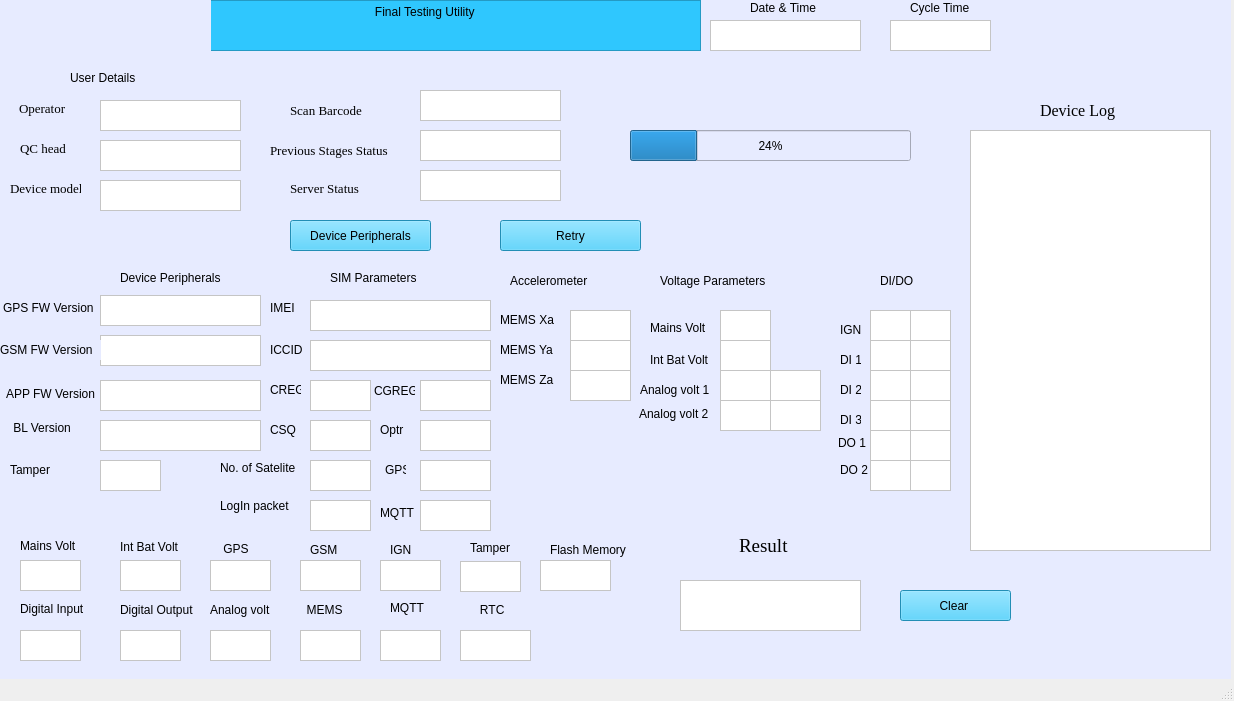
Before: the Qt Designer form FinalTesting.ui in accolade-Git/SAM_Final_EOL, drawn with Qt 5.
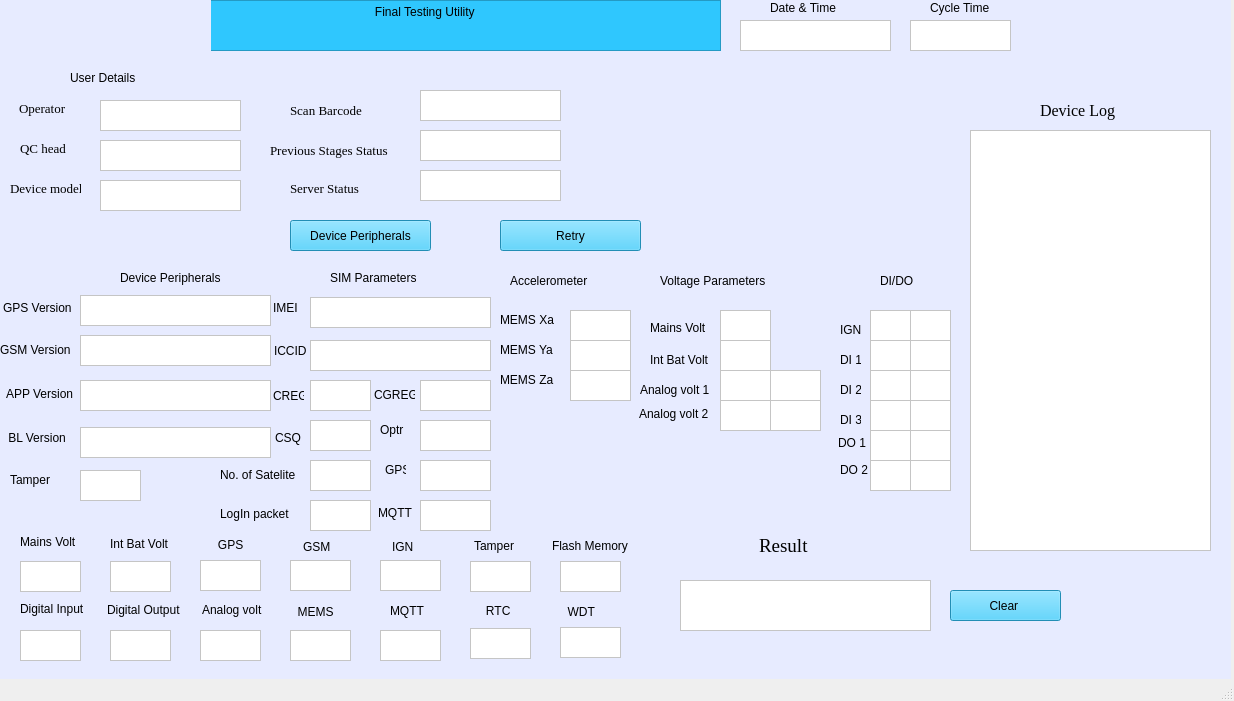
After: the same form once the commit is applied. The open tabs and pages were chosen to show the change. Icons and pictures are not drawn.

What changed in the file:
```diff
--- a/FinalTesting.ui
+++ b/FinalTesting.ui
@@ -169,8 +169,8 @@
      <widget class="QLabel" name="label_62">
       <property name="geometry">
        <rect>
-        <x>740</x>
-        <y>600</y>
+        <x>746</x>
+        <y>601</y>
         <width>41</width>
         <height>20</height>
        </rect>
@@ -185,8 +185,8 @@
      <widget class="QLabel" name="label_63">
       <property name="geometry">
        <rect>
-        <x>570</x>
-        <y>600</y>
+        <x>561</x>
+        <y>602</y>
         <width>71</width>
         <height>20</height>
        </rect>
@@ -202,7 +202,7 @@
       <property name="geometry">
        <rect>
         <x>290</x>
-        <y>560</y>
+        <y>561</y>
         <width>61</width>
         <height>31</height>
        </rect>
@@ -231,8 +231,8 @@
      <widget class="QPlainTextEdit" name="plainTextEdit_23">
       <property name="geometry">
        <rect>
-        <x>390</x>
-        <y>560</y>
+        <x>380</x>
+        <y>561</y>
         <width>61</width>
         <height>31</height>
        </rect>
@@ -315,9 +315,9 @@
      <widget class="QPlainTextEdit" name="plainTextEdit_6">
       <property name="geometry">
        <rect>
-        <x>370</x>
+        <x>350</x>
         <y>335</y>
-        <width>161</width>
+        <width>191</width>
         <height>31</height>
        </rect>
       </property>
@@ -328,8 +328,8 @@
      <widget class="QLabel" name="label_18">
       <property name="geometry">
        <rect>
-        <x>540</x>
-        <y>340</y>
+        <x>544</x>
+        <y>341</y>
         <width>41</width>
         <height>20</height>
        </rect>
@@ -345,7 +345,7 @@
      <widget class="QPlainTextEdit" name="operator_Input_2">
       <property name="geometry">
        <rect>
-        <x>980</x>
+        <x>1010</x>
         <y>20</y>
         <width>151</width>
         <height>31</height>
@@ -375,8 +375,8 @@
      <widget class="QLabel" name="label_16">
       <property name="geometry">
        <rect>
-        <x>280</x>
-        <y>420</y>
+        <x>275</x>
+        <y>430</y>
         <width>61</width>
         <height>16</height>
        </rect>
@@ -435,7 +435,7 @@
      <widget class="QLabel" name="label_64">
       <property name="geometry">
        <rect>
-        <x>390</x>
+        <x>377</x>
         <y>600</y>
         <width>91</width>
         <height>20</height>
@@ -537,7 +537,7 @@
        <rect>
         <x>270</x>
         <y>340</y>
-        <width>101</width>
+        <width>71</width>
         <height>20</height>
        </rect>
       </property>
@@ -546,7 +546,7 @@
 </string>
       </property>
       <property name="text">
-       <string>GSM FW Version</string>
+       <string>GSM Version</string>
       </property>
      </widget>
      <widget class="QPlainTextEdit" name="plainTextEdit_3">
@@ -554,7 +554,7 @@
        <rect>
         <x>470</x>
         <y>0</y>
-        <width>501</width>
+        <width>521</width>
         <height>51</height>
        </rect>
       </property>
@@ -569,9 +569,9 @@
      <widget class="QPlainTextEdit" name="plainTextEdit_9">
       <property name="geometry">
        <rect>
-        <x>370</x>
-        <y>420</y>
-        <width>161</width>
+        <x>350</x>
+        <y>427</y>
+        <width>191</width>
         <height>31</height>
        </rect>
       </property>
@@ -596,7 +596,7 @@
      <widget class="QPlainTextEdit" name="operator_Input_3">
       <property name="geometry">
        <rect>
-        <x>1160</x>
+        <x>1180</x>
         <y>20</y>
         <width>101</width>
         <height>31</height>
@@ -610,7 +610,7 @@
      <widget class="QPlainTextEdit" name="plainTextEdit_28">
       <property name="geometry">
        <rect>
-        <x>480</x>
+        <x>470</x>
         <y>560</y>
         <width>61</width>
         <height>31</height>
@@ -624,7 +624,7 @@
      <widget class="QPushButton" name="pushButton_2">
       <property name="geometry">
        <rect>
-        <x>1170</x>
+        <x>1220</x>
         <y>590</y>
         <width>111</width>
         <height>31</height>
@@ -713,8 +713,8 @@
      <widget class="QPlainTextEdit" name="Tamp_L">
       <property name="geometry">
        <rect>
-        <x>370</x>
-        <y>460</y>
+        <x>350</x>
+        <y>470</y>
         <width>61</width>
         <height>31</height>
        </rect>
@@ -728,7 +728,7 @@
       <property name="geometry">
        <rect>
         <x>490</x>
-        <y>490</y>
+        <y>498</y>
         <width>71</width>
         <height>31</height>
        </rect>
@@ -745,7 +745,7 @@
       <property name="geometry">
        <rect>
         <x>280</x>
-        <y>460</y>
+        <y>470</y>
         <width>41</width>
         <height>20</height>
        </rect>
@@ -790,7 +790,7 @@
       <property name="geometry">
        <rect>
         <x>290</x>
-        <y>538</y>
+        <y>534</y>
         <width>71</width>
         <height>16</height>
        </rect>
@@ -805,7 +805,7 @@
      <widget class="QLabel" name="label_72">
       <property name="geometry">
        <rect>
-        <x>990</x>
+        <x>1010</x>
         <y>530</y>
         <width>81</width>
         <height>31</height>
@@ -832,7 +832,7 @@
        <rect>
         <x>273</x>
         <y>300</y>
-        <width>91</width>
+        <width>71</width>
         <height>16</height>
        </rect>
       </property>
@@ -841,13 +841,13 @@
 </string>
       </property>
       <property name="text">
-       <string>GPS FW Version</string>
+       <string>GPS Version</string>
       </property>
      </widget>
      <widget class="QPlainTextEdit" name="plainTextEdit_27">
       <property name="geometry">
        <rect>
-        <x>390</x>
+        <x>380</x>
         <y>630</y>
         <width>61</width>
         <height>31</height>
@@ -875,7 +875,7 @@
      <widget class="QLabel" name="label_36">
       <property name="geometry">
        <rect>
-        <x>650</x>
+        <x>648</x>
         <y>503</y>
         <width>41</width>
         <height>20</height>
@@ -909,7 +909,7 @@
        <rect>
         <x>950</x>
         <y>580</y>
-        <width>181</width>
+        <width>251</width>
         <height>51</height>
        </rect>
       </property>
@@ -938,8 +938,8 @@
      <widget class="QLabel" name="label_74">
       <property name="geometry">
        <rect>
-        <x>480</x>
-        <y>539</y>
+        <x>478</x>
+        <y>535</y>
         <width>51</width>
         <height>20</height>
        </rect>
@@ -948,14 +948,14 @@
        <string notr="true">font: 75 12pt &quot;Times New Roman&quot;;</string>
       </property>
       <property name="text">
-       <string>    GPS</string>
+       <string>   GPS</string>
       </property>
      </widget>
      <widget class="QLabel" name="label_29">
       <property name="geometry">
        <rect>
-        <x>540</x>
-        <y>420</y>
+        <x>545</x>
+        <y>428</y>
         <width>31</width>
         <height>20</height>
        </rect>
@@ -971,9 +971,9 @@
      <widget class="QPlainTextEdit" name="plainTextEdit_5">
       <property name="geometry">
        <rect>
-        <x>370</x>
+        <x>350</x>
         <y>295</y>
-        <width>161</width>
+        <width>191</width>
         <height>31</height>
        </rect>
       </property>
@@ -1025,9 +1025,9 @@
      <widget class="QPlainTextEdit" name="plainTextEdit_13">
       <property name="geometry">
        <rect>
-        <x>730</x>
-        <y>630</y>
-        <width>71</width>
+        <x>740</x>
+        <y>628</y>
+        <width>61</width>
         <height>31</height>
        </rect>
       </property>
@@ -1068,7 +1068,7 @@
       <property name="geometry">
        <rect>
         <x>580</x>
-        <y>300</y>
+        <y>297</y>
         <width>181</width>
         <height>31</height>
        </rect>
@@ -1135,8 +1135,8 @@
      <widget class="QLabel" name="label_65">
       <property name="geometry">
        <rect>
-        <x>390</x>
-        <y>537</y>
+        <x>380</x>
+        <y>534</y>
         <width>71</width>
         <height>20</height>
        </rect>
@@ -1296,7 +1296,7 @@
      <widget class="QLabel" name="label_12">
       <property name="geometry">
        <rect>
-        <x>1180</x>
+        <x>1200</x>
         <y>0</y>
         <width>61</width>
         <height>16</height>
@@ -1330,7 +1330,7 @@
      <widget class="QLabel" name="label_11">
       <property name="geometry">
        <rect>
-        <x>1020</x>
+        <x>1040</x>
         <y>0</y>
         <width>71</width>
         <height>16</height>
@@ -1363,7 +1363,7 @@
        <rect>
         <x>276</x>
         <y>386</y>
-        <width>91</width>
+        <width>71</width>
         <height>16</height>
        </rect>
       </property>
@@ -1372,7 +1372,7 @@
 </string>
       </property>
       <property name="text">
-       <string>APP FW Version</string>
+       <string>APP Version</string>
       </property>
      </widget>
      <widget class="QPlainTextEdit" name="barcode_Input">
@@ -1453,7 +1453,7 @@
      <widget class="QLabel" name="label_17">
       <property name="geometry">
        <rect>
-        <x>540</x>
+        <x>543</x>
         <y>300</y>
         <width>31</width>
         <height>16</height>
@@ -1511,7 +1511,7 @@
       <property name="geometry">
        <rect>
         <x>490</x>
-        <y>460</y>
+        <y>467</y>
         <width>81</width>
         <height>16</height>
        </rect>
@@ -1544,7 +1544,7 @@
      <widget class="QPlainTextEdit" name="plainTextEdit_25">
       <property name="geometry">
        <rect>
-        <x>570</x>
+        <x>560</x>
         <y>630</y>
         <width>61</width>
         <height>31</height>
@@ -1587,8 +1587,8 @@
      <widget class="QLabel" name="label_28">
       <property name="geometry">
        <rect>
-        <x>540</x>
-        <y>380</y>
+        <x>543</x>
+        <y>386</y>
         <width>31</width>
         <height>20</height>
        </rect>
@@ -1618,9 +1618,9 @@
      <widget class="QPlainTextEdit" name="plainTextEdit_8">
       <property name="geometry">
        <rect>
-        <x>370</x>
+        <x>350</x>
         <y>380</y>
-        <width>161</width>
+        <width>191</width>
         <height>31</height>
        </rect>
       </property>
@@ -1660,7 +1660,7 @@
       <property name="geometry">
        <rect>
         <x>644</x>
-        <y>381</y>
+        <y>385</y>
         <width>41</width>
         <height>20</height>
        </rect>
@@ -1753,19 +1753,6 @@
        <string>Scan Barcode</string>
       </property>
      </widget>
-     <widget class="QProgressBar" name="progressBar">
-      <property name="geometry">
-       <rect>
-        <x>900</x>
-        <y>130</y>
-        <width>281</width>
-        <height>31</height>
-       </rect>
-      </property>
-      <property name="value">
-       <number>24</number>
-      </property>
-     </widget>
      <widget class="QLabel" name="label_54">
       <property name="geometry">
        <rect>
@@ -1922,7 +1909,7 @@
      <widget class="QPlainTextEdit" name="plainTextEdit_31">
       <property name="geometry">
        <rect>
-        <x>480</x>
+        <x>470</x>
         <y>630</y>
         <width>61</width>
         <height>31</height>
@@ -1936,7 +1923,7 @@
      <widget class="QPlainTextEdit" name="plainTextEdit_24">
       <property name="geometry">
        <rect>
-        <x>570</x>
+        <x>560</x>
         <y>560</y>
         <width>61</width>
         <height>31</height>
@@ -1950,8 +1937,8 @@
      <widget class="QLabel" name="label_76">
       <property name="geometry">
        <rect>
-        <x>580</x>
-        <y>540</y>
+        <x>573</x>
+        <y>537</y>
         <width>51</width>
         <height>20</height>
        </rect>
@@ -1966,7 +1953,7 @@
      <widget class="QPlainTextEdit" name="plainTextEdit_47">
       <property name="geometry">
        <rect>
-        <x>730</x>
+        <x>740</x>
         <y>561</y>
         <width>61</width>
         <height>31</height>
@@ -1980,8 +1967,8 @@
      <widget class="QLabel" name="label_119">
       <property name="geometry">
        <rect>
-        <x>740</x>
-        <y>540</y>
+        <x>744</x>
+        <y>538</y>
         <width>51</width>
         <height>16</height>
        </rect>
@@ -1996,8 +1983,8 @@
      <widget class="QLabel" name="label_77">
       <property name="geometry">
        <rect>
-        <x>660</x>
-        <y>540</y>
+        <x>662</x>
+        <y>537</y>
         <width>51</width>
         <height>20</height>
        </rect>
@@ -2027,7 +2014,7 @@
       <property name="geometry">
        <rect>
         <x>660</x>
-        <y>600</y>
+        <y>603</y>
         <width>47</width>
         <height>16</height>
        </rect>
@@ -2042,7 +2029,7 @@
      <widget class="QLabel" name="label_75">
       <property name="geometry">
        <rect>
-        <x>480</x>
+        <x>472</x>
         <y>600</y>
         <width>71</width>
         <height>20</height>
@@ -2058,9 +2045,9 @@
      <widget class="QPlainTextEdit" name="plainTextEdit_51">
       <property name="geometry">
        <rect>
-        <x>810</x>
-        <y>560</y>
-        <width>71</width>
+        <x>830</x>
+        <y>561</y>
+        <width>61</width>
         <height>31</height>
        </rect>
       </property>
@@ -2072,8 +2059,8 @@
      <widget class="QLabel" name="label_123">
       <property name="geometry">
        <rect>
-        <x>820</x>
-        <y>540</y>
+        <x>822</x>
+        <y>536</y>
         <width>91</width>
         <height>20</height>
        </rect>
@@ -2102,6 +2089,36 @@
        <string>Retry</string>
       </property>
      </widget>
+     <widget class="QLabel" name="label_21">
+      <property name="geometry">
+       <rect>
+        <x>831</x>
+        <y>605</y>
+        <width>47</width>
+        <height>13</height>
+       </rect>
+      </property>
+      <property name="styleSheet">
+       <string notr="true">font: 12pt &quot;Times New Roman&quot;;</string>
+      </property>
+      <property name="text">
+       <string>  WDT</string>
+      </property>
+     </widget>
+     <widget class="QPlainTextEdit" name="plainTextEdit_14">
+      <property name="geometry">
+       <rect>
+        <x>830</x>
+        <y>627</y>
+        <width>61</width>
+        <height>31</height>
+       </rect>
+      </property>
+      <property name="styleSheet">
+       <string notr="true">background-color: rgb(255, 255, 255);
+border-color: rgb(0, 0, 0);</string>
+      </property>
+     </widget>
     </widget>
    </widget>
   </widget>
```
Left out of the diff: 4 changed lines with no effect on the pictures.
